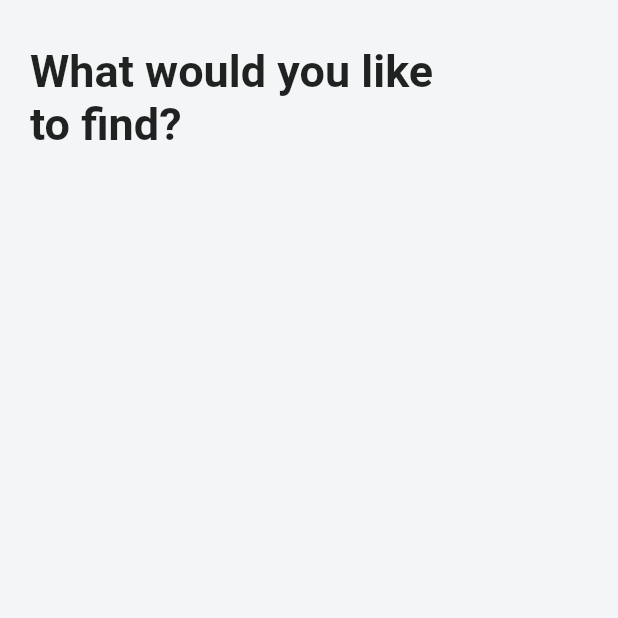
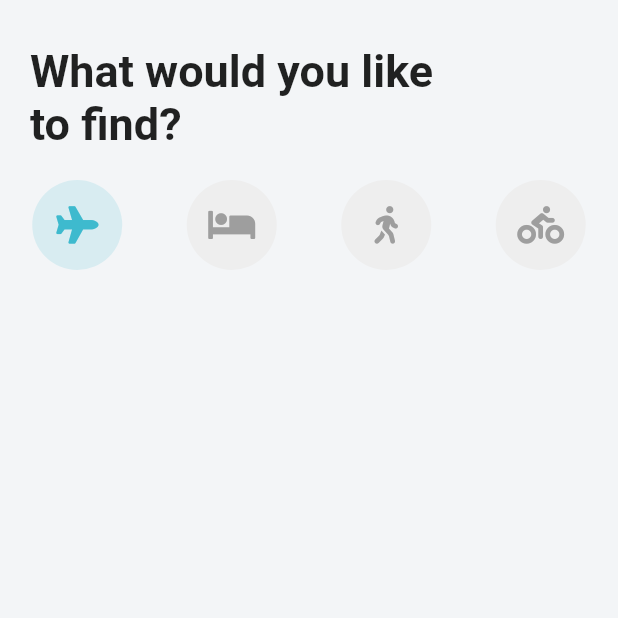
Before and after one commit to Sivar-Developer/Travel-UI---Flutter, a Flutter app: the screen it shows after launch, on a phone screen of 412 x 824 dp, the top half of it. Run offline on Flutter 3.47's test engine with Material 2 defaults, Android fonts, the phone set to English and light mode, and no system bars; our stand-ins replace font_awesome_flutter.

Commit message:
Selectable icon row

```diff
--- a/lib/screens/home_screen.dart
+++ b/lib/screens/home_screen.dart
@@ -1,4 +1,5 @@
 import 'package:flutter/material.dart';
+import 'package:font_awesome_flutter/font_awesome_flutter.dart';
 
 class HomeScreen extends StatefulWidget {
   @override
@@ -6,6 +7,37 @@ class HomeScreen extends StatefulWidget {
 }
 
 class _HomeScreenState extends State<HomeScreen> {
+  int _selectedIndex = 0;
+  List<IconData> _icons = [
+    FontAwesomeIcons.plane,
+    FontAwesomeIcons.bed,
+    FontAwesomeIcons.walking,
+    FontAwesomeIcons.biking,
+  ];
+
+  Widget _buildIcon(int index) {
+    return GestureDetector(
+      onTap: () {
+        setState(() {
+          _selectedIndex = index;
+        });
+      },
+      child: Container(
+        height: 60.0,
+        width: 60.0,
+        decoration: BoxDecoration(
+          color: _selectedIndex == index ? Theme.of(context).accentColor : Colors.grey[200],
+          borderRadius: BorderRadius.circular(30.0),
+        ),
+        child: Icon(
+          _icons[index],
+          size: 25.0,
+          color: _selectedIndex == index ? Theme.of(context).primaryColor : Colors.grey,
+        ),
+      ),
+    );
+  }
+
   @override
   Widget build(BuildContext context) {
     return Scaffold(
@@ -21,6 +53,15 @@ class _HomeScreenState extends State<HomeScreen> {
                   fontWeight: FontWeight.bold
                 ),
               ),
+            ),
+            SizedBox(height: 20.0,),
+            Row(
+              mainAxisAlignment: MainAxisAlignment.spaceAround,
+              children: _icons
+                .asMap()
+                .entries
+                .map((MapEntry map) => _buildIcon(map.key))
+                .toList()
             )
           ],
         ),
```
